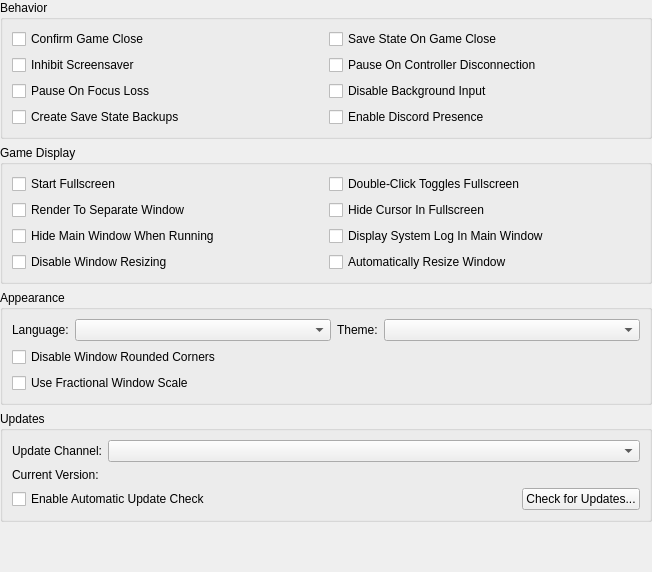
This is src/duckstation-qt/interfacesettingswidget.ui in stenzek/duckstation as Qt 5 draws it before an edit. The edited form follows.
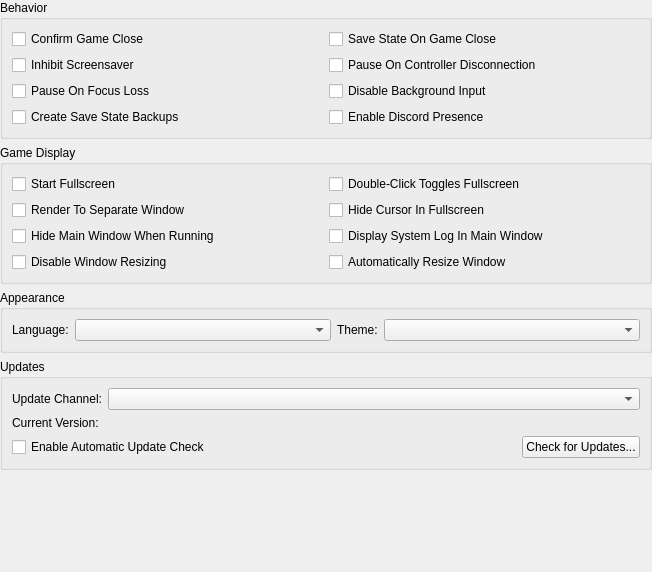
This is the edited form.

The edit to the form file:
```diff
--- a/src/duckstation-qt/interfacesettingswidget.ui
+++ b/src/duckstation-qt/interfacesettingswidget.ui
@@ -179,20 +179,6 @@
       <item row="0" column="3">
        <widget class="QComboBox" name="theme"/>
       </item>
-      <item row="1" column="0" colspan="4">
-       <widget class="QCheckBox" name="disableWindowRoundedCorners">
-        <property name="text">
-         <string>Disable Window Rounded Corners</string>
-        </property>
-       </widget>
-      </item>
-      <item row="2" column="0" colspan="4">
-       <widget class="QCheckBox" name="useFractionalWindowScale">
-        <property name="text">
-         <string>Use Fractional Window Scale</string>
-        </property>
-       </widget>
-      </item>
      </layout>
     </widget>
    </item>
```
Left out of the diff: 2 changed lines with no effect on the pictures.
